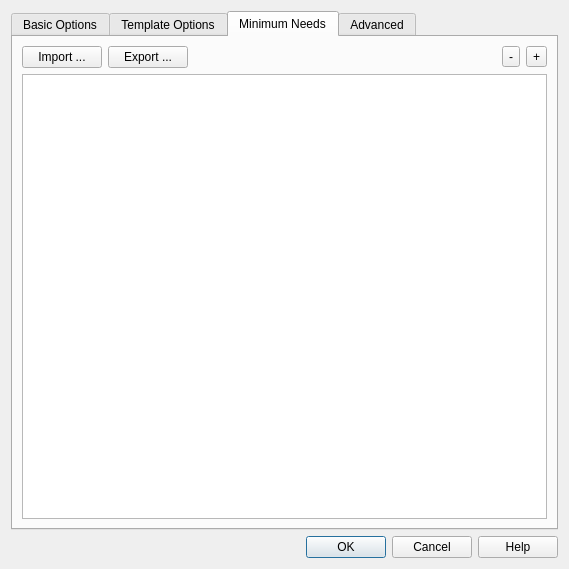
First picture: the form in safe_qgis/ui/options_dialog_base.ui, repository inasafe/inasafe, before the edit.
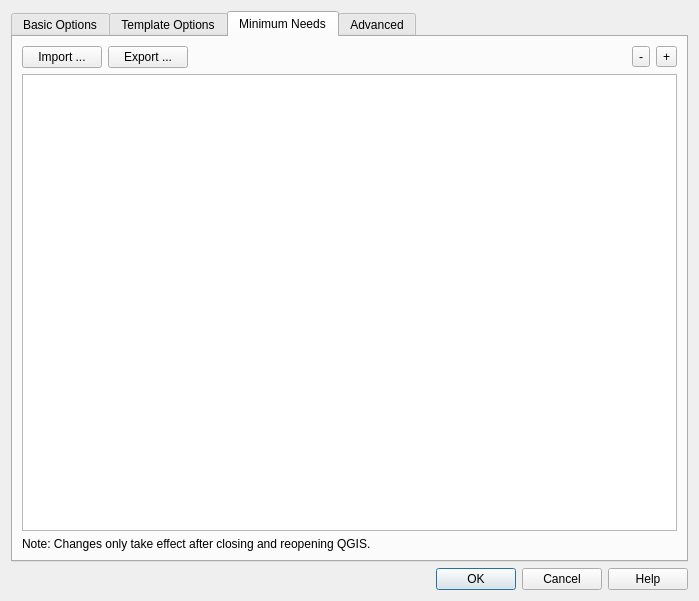
Second picture: the form after the edit. The open tabs and pages were chosen to show the change. Icons and pictures are not drawn.

Commit message: Added dropdowns on new lines. Added note that changes only take affect after restart. Widened the the dialog to hopefully show everything even on Charlotte's PC.

```diff
--- a/safe_qgis/ui/options_dialog_base.ui
+++ b/safe_qgis/ui/options_dialog_base.ui
@@ -6,8 +6,8 @@
    <rect>
     <x>0</x>
     <y>0</y>
-    <width>569</width>
-    <height>569</height>
+    <width>699</width>
+    <height>601</height>
    </rect>
   </property>
   <property name="windowTitle">
@@ -481,6 +481,13 @@
          </item>
         </layout>
        </item>
+       <item row="1" column="0">
+        <widget class="QLabel" name="label_2">
+         <property name="text">
+          <string>Note: Changes only take effect after closing and reopening QGIS.</string>
+         </property>
+        </widget>
+       </item>
       </layout>
      </widget>
      <widget class="QWidget" name="tab_advanced">
```
Left out of the diff: 4 changed lines with no effect on the pictures. The commit also changes 2 other files.
